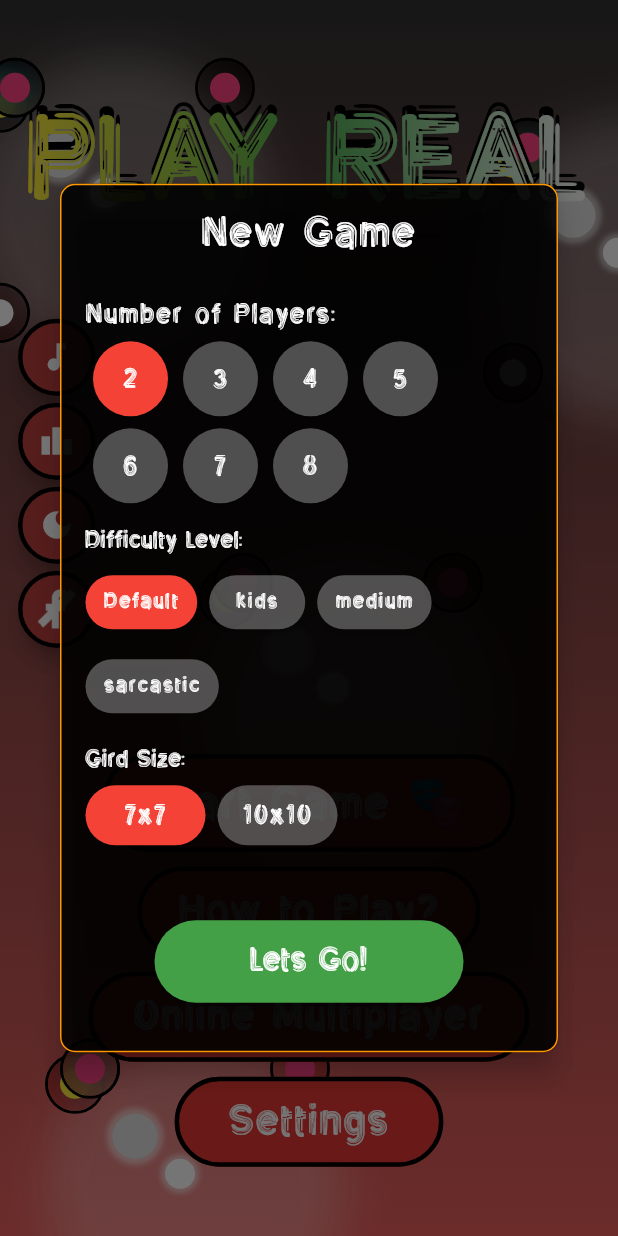
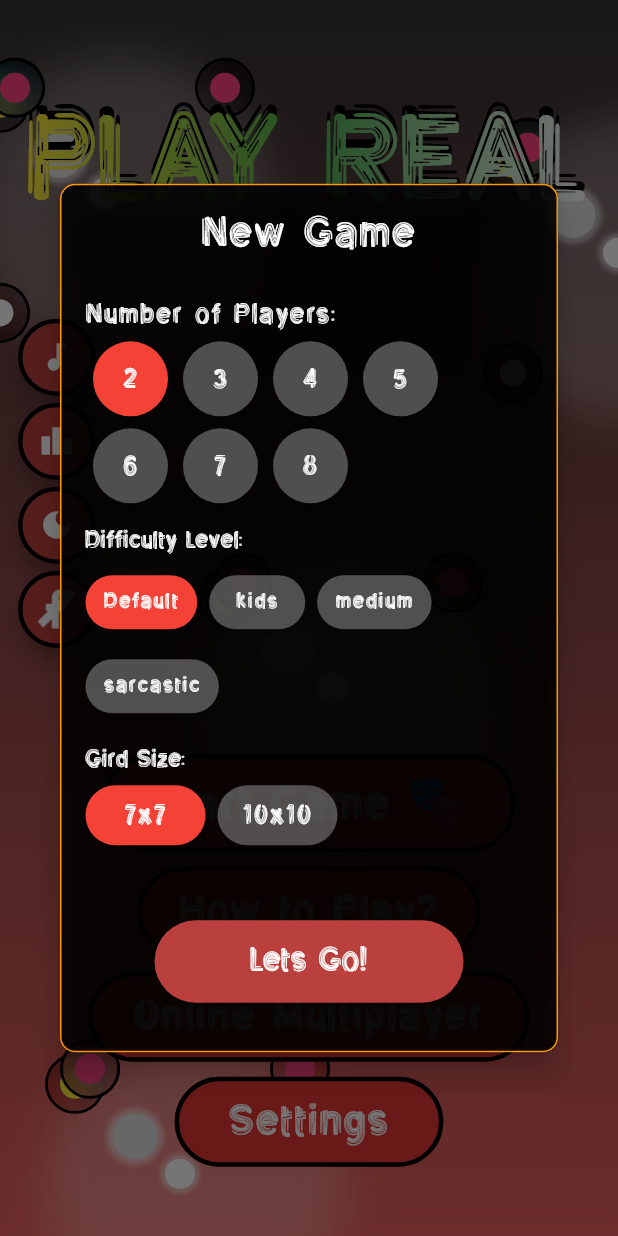
Before and after one commit to BigAchiever/Play-Real, a Flutter app: the screen it shows after launch, after a tap on "Start Game 🎭", on a phone screen of 412 x 824 dp. Run offline on Flutter 3.47's test engine with Material 2 defaults, Android fonts, the phone set to English and light mode, and no system bars; our stand-ins replace audioplayers, flutter_spinkit, google_fonts, shared_preferences, supabase_flutter; accounts and stored records are empty.

Commit message:
Added theme.dart file colors on all the screens + prepared for light mode

```diff
--- a/lib/dialog/game_detail_dialogue.dart
+++ b/lib/dialog/game_detail_dialogue.dart
@@ -1,4 +1,5 @@
 import 'package:flutter/material.dart';
+import 'package:play_real/colors/theme/themedata.dart';
 import 'package:play_real/screens/home.dart';
 import 'package:play_real/dialog/utils/players_count.dart';
 
@@ -81,7 +82,7 @@ class _GameDialogState extends State<GameDialog> {
         decoration: BoxDecoration(
           borderRadius: BorderRadius.circular(10),
           border: Border.all(
-            color: Colors.orange,
+            color: borderColor,
             width: 1,
           ),
         ),
@@ -89,25 +90,25 @@ class _GameDialogState extends State<GameDialog> {
           mainAxisSize: MainAxisSize.min,
           crossAxisAlignment: CrossAxisAlignment.start,
           children: [
-            const Center(
+            Center(
               child: Text(
                 'New Game',
                 style: TextStyle(
                     fontSize: 28,
                     fontFamily: "GameFont",
                     fontWeight: FontWeight.w500,
-                    color: Colors.white,
+                    color: textColor,
                     letterSpacing: 1.2),
               ),
             ),
             const SizedBox(height: 28),
-            const Text(
+            Text(
               'Number of Players:',
               style: TextStyle(
                   fontSize: 18,
                   fontFamily: "GameFont",
                   fontWeight: FontWeight.w500,
-                  color: Colors.white,
+                  color: textColor,
                   letterSpacing: 1.1),
             ),
             const SizedBox(height: 8),
@@ -152,13 +153,13 @@ class _GameDialogState extends State<GameDialog> {
               ],
             ),
             const SizedBox(height: 16),
-            const Text(
+            Text(
               'Difficulty Level:',
               style: TextStyle(
                 fontSize: 16,
                 fontFamily: "GameFont",
                 fontWeight: FontWeight.w500,
-                color: Colors.white,
+                color: textColor,
               ),
             ),
             const SizedBox(height: 8),
@@ -176,13 +177,13 @@ class _GameDialogState extends State<GameDialog> {
               }).toList(),
             ),
             const SizedBox(height: 16),
-            const Text(
+            Text(
               'Gird Size:',
               style: TextStyle(
                 fontSize: 16,
                 fontFamily: "GameFont",
                 fontWeight: FontWeight.w500,
-                color: Colors.white,
+                color: textColor,
               ),
             ),
             const SizedBox(height: 8),
@@ -210,20 +211,20 @@ class _GameDialogState extends State<GameDialog> {
                 child: ElevatedButton(
                   onPressed: _startGame,
                   style: ElevatedButton.styleFrom(
-                    backgroundColor: Colors.green.shade600,
+                    backgroundColor: CommonButton2,
                     padding: const EdgeInsets.symmetric(
                         horizontal: 12, vertical: 12),
                     shape: RoundedRectangleBorder(
                       borderRadius: BorderRadius.circular(30),
                     ),
                   ),
-                  child: const Text(
+                  child: Text(
                     'Lets Go!',
                     style: TextStyle(
                       fontSize: 22,
                       fontFamily: "GameFont",
                       fontWeight: FontWeight.w500,
-                      color: Colors.white,
+                      color: textColor,
                     ),
                   ),
                 ),
--- a/lib/dialog/utils/difficulty_level.dart
+++ b/lib/dialog/utils/difficulty_level.dart
@@ -1,4 +1,5 @@
 import 'package:flutter/material.dart';
+import 'package:play_real/colors/theme/themedata.dart';
 
 enum DifficultyLevel {
   // ignore: constant_identifier_names
@@ -25,18 +26,19 @@ class DifficultyButton extends StatelessWidget {
     return ElevatedButton(
       onPressed: () => onChanged(level),
       style: ElevatedButton.styleFrom(
-        backgroundColor: isSelected ? Colors.red : Colors.white30,
+        backgroundColor: isSelected ? selectedColor : unselectedButtonColor,
         shape: RoundedRectangleBorder(borderRadius: BorderRadius.circular(20)),
         padding: const EdgeInsets.symmetric(horizontal: 12, vertical: 8),
       ),
       child: Text(
         level.toString().split('.').last,
-        style: const TextStyle(
-            fontSize: 14,
-            fontFamily: "GameFont",
-            fontWeight: FontWeight.w500,
-            color: Colors.white,
-            letterSpacing: 1.1,),
+        style: TextStyle(
+          fontSize: 14,
+          fontFamily: "GameFont",
+          fontWeight: FontWeight.w500,
+          color: textColor,
+          letterSpacing: 1.1,
+        ),
       ),
     );
   }
--- a/lib/dialog/utils/grid_button.dart
+++ b/lib/dialog/utils/grid_button.dart
@@ -1,4 +1,5 @@
 import 'package:flutter/material.dart';
+import 'package:play_real/colors/theme/themedata.dart';
 
 class GridSizeButton extends StatelessWidget {
   final int size;
@@ -21,16 +22,16 @@ class GridSizeButton extends StatelessWidget {
         onPressed: () => onChanged(size),
         style: ElevatedButton.styleFrom(
           padding: const EdgeInsets.all(8),
-          backgroundColor: isSelected ? Colors.red : Colors.white30,
+          backgroundColor: isSelected ? selectedColor : unselectedButtonColor,
           shape: const StadiumBorder(),
         ),
         child: Text(
           '${size}x$size',
-          style: const TextStyle(
+          style: TextStyle(
             fontSize: 18,
             fontFamily: "GameFont",
             fontWeight: FontWeight.w500,
-            color: Colors.white,
+            color: textColor,
             letterSpacing: 1.1,
           ),
         ),
--- a/lib/dialog/utils/players_count.dart
+++ b/lib/dialog/utils/players_count.dart
@@ -1,4 +1,5 @@
 import 'package:flutter/material.dart';
+import 'package:play_real/colors/theme/themedata.dart';
 
 class PlayerCountButton extends StatelessWidget {
   final int count;
@@ -20,16 +21,16 @@ class PlayerCountButton extends StatelessWidget {
       child: ElevatedButton(
         onPressed: () => onChanged(count),
         style: ElevatedButton.styleFrom(
-          backgroundColor: isSelected ? Colors.red : Colors.white30,
+          backgroundColor: isSelected ? selectedColor : unselectedButtonColor,
           shape: const CircleBorder(),
         ),
         child: Text(
           count.toString().split('.').last,
-          style: const TextStyle(
+          style:  TextStyle(
             fontSize: 18,
             fontFamily: "GameFont",
             fontWeight: FontWeight.w500,
-            color: Colors.white,
+            color: textColor,
           ),
         ),
       ),
--- a/lib/screens/home.dart
+++ b/lib/screens/home.dart
@@ -1,6 +1,7 @@
 import 'dart:async';
 import 'package:flutter/material.dart';
 import 'package:play_real/background.dart';
+import 'package:play_real/colors/theme/themedata.dart';
 import 'package:play_real/dialog/game_detail_dialogue.dart';
 import 'package:play_real/dialog/settings.dart';
 import 'package:shared_preferences/shared_preferences.dart';
@@ -61,7 +62,7 @@ class StartingScreenState extends State<StartingScreen>
     final prefs = await SharedPreferences.getInstance();
     final isPreviouslyLoggedIn = prefs.getBool('isFacebookLoggedIn') ?? false;
     if (isFacebookLoggedIn || isPreviouslyLoggedIn) {
-      // User is already authenticated, sign out
+      // User is authenticated, ontap sign out
       await supabase.auth.signOut();
       setState(() {
         isFacebookLoggedIn = false;
@@ -72,7 +73,7 @@ class StartingScreenState extends State<StartingScreen>
           content: const Text(
             'Signed out successful',
           ),
-          backgroundColor: Colors.red,
+          backgroundColor: Colors.red.shade600.withOpacity(0.8),
         ),
       );
     } else {
@@ -131,13 +132,13 @@ class StartingScreenState extends State<StartingScreen>
                     child: child,
                   );
                 },
-                child: const Text(
+                child: Text(
                   "PLAY REAL",
                   style: TextStyle(
                     fontSize: 80,
                     fontFamily: "GameFont",
                     fontWeight: FontWeight.w500,
-                    color: Colors.white,
+                    color: buttonForegroundColor,
                     shadows: [
                       Shadow(
                         color: Colors.black,
@@ -162,8 +163,7 @@ class StartingScreenState extends State<StartingScreen>
                       SizedBox(
                         width: size.width / 8,
                         child: FloatingActionButton(
-                          backgroundColor:
-                              const Color.fromARGB(255, 185, 64, 61),
+                          backgroundColor: CommonButton2,
                           heroTag: "btn1",
                           shape: const CircleBorder(
                               side: BorderSide(color: Colors.black, width: 3)),
@@ -177,14 +177,14 @@ class StartingScreenState extends State<StartingScreen>
                           },
                           child: Icon(
                             musicbutton ? Icons.music_note : Icons.music_off,
-                            color: Colors.white,
+                            color: buttonForegroundColor,
                           ),
                         ),
                       ),
                       SizedBox(
                         width: size.width / 8,
                         child: FloatingActionButton(
-                          backgroundColor: Color.fromARGB(255, 185, 64, 61),
+                          backgroundColor: CommonButton2,
                           heroTag: "btn2",
                           shape: const CircleBorder(
                               side: BorderSide(color: Colors.black, width: 3)),
@@ -195,14 +195,14 @@ class StartingScreenState extends State<StartingScreen>
                           },
                           child: Icon(
                             Icons.leaderboard,
-                            color: Colors.white,
+                            color: buttonForegroundColor,
                           ),
                         ),
                       ),
                       SizedBox(
                         width: size.width / 8,
                         child: FloatingActionButton(
-                          backgroundColor: Color.fromARGB(255, 185, 64, 61),
+                          backgroundColor: CommonButton2,
                           heroTag: "btn3",
                           shape: const CircleBorder(
                               side: BorderSide(color: Colors.black, width: 3)),
@@ -218,14 +218,14 @@ class StartingScreenState extends State<StartingScreen>
                             lightmodedarkmode
                                 ? Icons.light_mode
                                 : Icons.dark_mode,
-                            color: Colors.white,
+                            color: buttonForegroundColor,
                           ),
                         ),
                       ),
                       SizedBox(
                         width: size.width / 8,
                         child: FloatingActionButton(
-                          backgroundColor: Color.fromARGB(255, 185, 64, 61),
+                          backgroundColor: CommonButton2,
                           heroTag: "btn4",
                           shape: const CircleBorder(
                               side: BorderSide(color: Colors.black, width: 3)),
@@ -239,7 +239,7 @@ class StartingScreenState extends State<StartingScreen>
                             isFacebookLoggedIn
                                 ? "assets/images/facebook.png"
                                 : "assets/images/not_facebook.png",
-                            color: Colors.white,
+                            color: buttonForegroundColor,
                             height: isFacebookLoggedIn ? 24 : 48,
                           ),
                         ),
@@ -280,8 +280,8 @@ class StartingScreenState extends State<StartingScreen>
                   );
                 },
                 style: ElevatedButton.styleFrom(
-                  backgroundColor: Colors.red.shade600,
-                  foregroundColor: Colors.white,
+                  backgroundColor: CommonButton,
+                  foregroundColor: buttonForegroundColor,
                   shape: RoundedRectangleBorder(
                     borderRadius: BorderRadius.circular(30),
                     side: const BorderSide(
@@ -318,8 +318,8 @@ class StartingScreenState extends State<StartingScreen>
                   );
                 },
                 style: ElevatedButton.styleFrom(
-                  backgroundColor: Colors.red.shade600,
-                  foregroundColor: Colors.white,
+                  backgroundColor: CommonButton,
+                  foregroundColor: buttonForegroundColor,
                   shape: RoundedRectangleBorder(
                     borderRadius: BorderRadius.circular(30),
                     side: const BorderSide(
@@ -358,8 +358,8 @@ class StartingScreenState extends State<StartingScreen>
                   });
                 },
                 style: ElevatedButton.styleFrom(
-                  backgroundColor: Colors.red.shade600,
-                  foregroundColor: Colors.white,
+                  backgroundColor: CommonButton,
+                  foregroundColor: buttonForegroundColor,
                   shape: RoundedRectangleBorder(
                     borderRadius: BorderRadius.circular(30),
                     side: const BorderSide(
@@ -436,8 +436,8 @@ class StartingScreenState extends State<StartingScreen>
                   );
                 },
                 style: ElevatedButton.styleFrom(
-                  backgroundColor: Colors.red.shade600,
-                  foregroundColor: Colors.white,
+                  backgroundColor: CommonButton,
+                  foregroundColor: buttonForegroundColor,
                   shape: RoundedRectangleBorder(
                     borderRadius: BorderRadius.circular(30),
                     side: const BorderSide(
--- a/lib/widgets/loader.dart
+++ b/lib/widgets/loader.dart
@@ -1,5 +1,6 @@
 import 'package:flutter_spinkit/flutter_spinkit.dart';
 import 'package:flutter/material.dart';
+import 'package:play_real/colors/theme/themedata.dart';
 
 class LoadingScreen extends StatelessWidget {
   final String text;
@@ -20,17 +21,17 @@ class LoadingScreen extends StatelessWidget {
             width: size.width / 1.5,
             child: Text(
               text,
-              style: const TextStyle(
-                  color: Colors.white,
+              style: TextStyle(
+                  color: textColor,
                   fontSize: 24,
                   fontFamily: "GameFont",
                   fontWeight: FontWeight.w500),
               textAlign: TextAlign.center,
             ),
           ),
-          const Center(
+          Center(
             child: SpinKitFoldingCube(
-              color: Colors.orange,
+              color: borderColor,
               size: 50.0,
             ),
           ),
```
Also changed, not shown: lib/colors/theme/themedata.dart (+13 -6 lines), lib/dialog/settings.dart (+10 -9 lines), lib/screens/game_screen.dart (+34 -34 lines), lib/screens/how_to_play.dart (+15 -14 lines), lib/widgets/message_card.dart (+3 -6 lines), lib/shader.dart (deleted).
